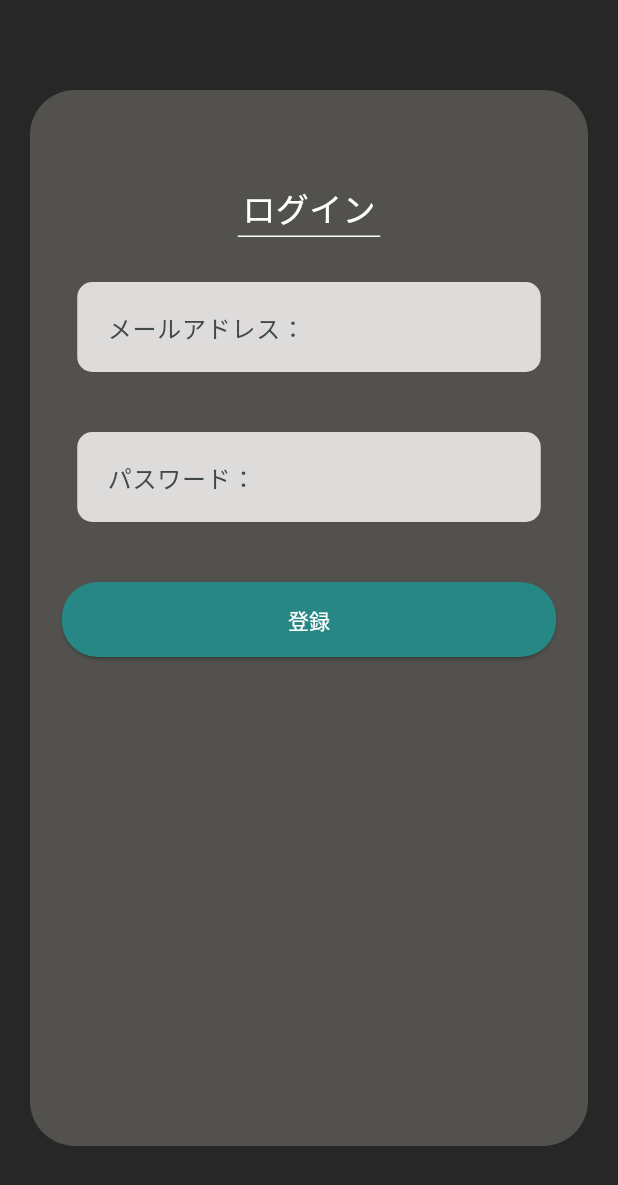
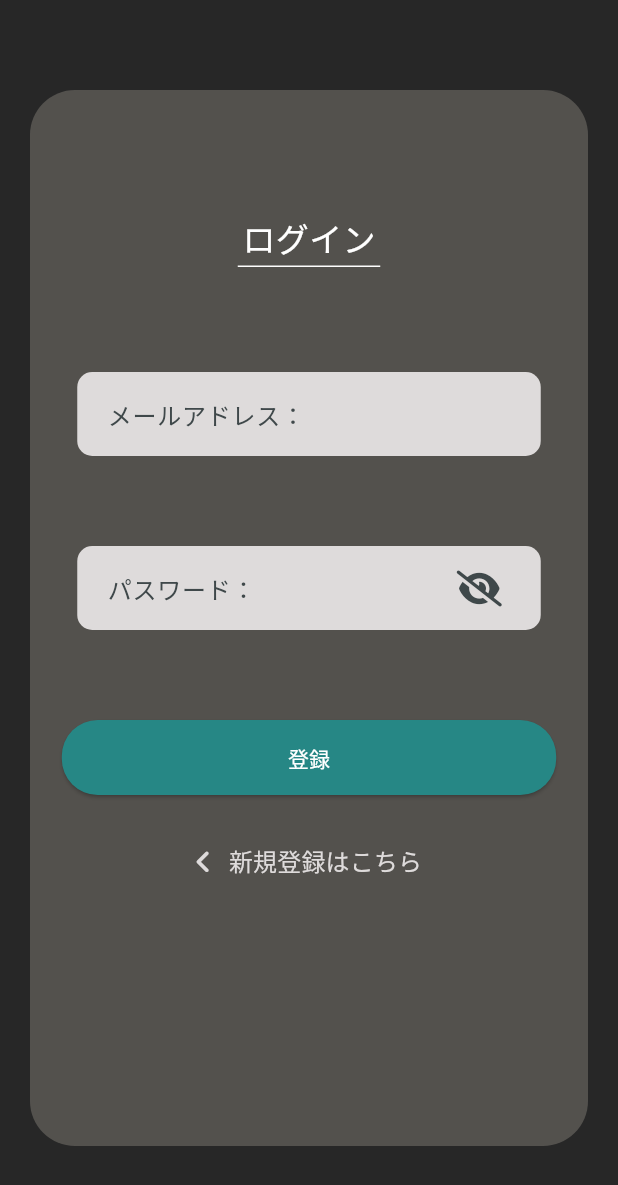
Before and after one commit to Fuuma0000/smart_handagote, a Flutter app: the SignInPage screen opened directly, on a phone screen of 412 x 824 dp. Shown: the top 1185 px of the screen. Run offline on Flutter 3.47's test engine with Material 2 defaults, Android fonts, the light colour scheme and no system bars; our stand-ins replace animated_notch_bottom_bar, cloud_firestore, firebase_auth, firebase_core, firebase_messaging, flutter_local_notifications and 2 more; accounts and stored records are empty.

Commit message:
[update]ログイン画面を修正

```diff
--- a/lib/main.dart
+++ b/lib/main.dart
@@ -43,6 +43,6 @@ class MyApp extends StatelessWidget {
         // home: const MyHomePage(),
         // home: const TestReservationPage(),
         // home: const NavBar(),
-        home: const SignUpPage());
+        home: const SignInPage());
   }
 }
--- a/lib/view/sign_in_page.dart
+++ b/lib/view/sign_in_page.dart
@@ -1,4 +1,6 @@
 import 'package:flutter/material.dart';
+import 'package:font_awesome_flutter/font_awesome_flutter.dart';
+import 'package:smart_handagote/view/sign_up_page.dart';
 
 import '../constant.dart';
 
@@ -12,6 +14,7 @@ class SignInPage extends StatefulWidget {
 class _SignInPageState extends State<SignInPage> {
   TextEditingController _emailController = TextEditingController();
   TextEditingController _passwordController = TextEditingController();
+  bool _showPassword = false;
 
   @override
   Widget build(BuildContext context) {
@@ -30,7 +33,7 @@ class _SignInPageState extends State<SignInPage> {
               child: Center(
                 child: Column(
                   children: [
-                    const SizedBox(height: 60),
+                    const SizedBox(height: 80),
                     Container(
                       margin: const EdgeInsets.only(bottom: 30.0),
                       padding: const EdgeInsets.all(3.0),
@@ -43,12 +46,13 @@ class _SignInPageState extends State<SignInPage> {
                             color: Colors.white,
                           )),
                     ),
+                    const SizedBox(height: 40),
                     // メールアドレス
-                    _inputWidget(_emailController, 'メールアドレス：'),
-                    const SizedBox(height: 40),
+                    _inputWidget(_emailController, 'メールアドレス：', false),
+                    const SizedBox(height: 60),
                     // パスワード
-                    _inputWidget(_passwordController, 'パスワード：'),
-                    const SizedBox(height: 40),
+                    _inputWidget(_passwordController, 'パスワード：', true),
+                    const SizedBox(height: 60),
                     // 登録ボタン
                     Container(
                       width: MediaQuery.of(context).size.width * 0.8,
@@ -59,12 +63,26 @@ class _SignInPageState extends State<SignInPage> {
                           shape: RoundedRectangleBorder(
                             borderRadius: BorderRadius.circular(24),
                           ),
-                          padding: EdgeInsets.symmetric(vertical: 15),
+                          padding: const EdgeInsets.symmetric(vertical: 15),
                         ),
                         child: const Text('登録',
                             style: TextStyle(color: Colors.white)),
                       ),
                     ),
+                    const SizedBox(height: 20),
+                    // 新規登録はこちら
+                    TextButton.icon(
+                        onPressed: () {
+                          Navigator.push(
+                              context,
+                              MaterialPageRoute(
+                                  builder: (context) => const SignUpPage()));
+                        },
+                        icon: const Icon(FontAwesomeIcons.angleLeft,
+                            color: Constant.lightGray),
+                        label: const Text('新規登録はこちら',
+                            style: TextStyle(
+                                color: Constant.lightGray, fontSize: 16))),
                   ],
                 ),
               ),
@@ -75,24 +93,35 @@ class _SignInPageState extends State<SignInPage> {
     );
   }
 
-  Widget _inputWidget(
-      TextEditingController textEditingController, String hintText) {
-    return Container(
+  Widget _inputWidget(TextEditingController textEditingController,
+      String hintText, bool isObscure) {
+    return SizedBox(
       width: MediaQuery.of(context).size.width * 0.75,
-      child: Expanded(
       child: Container(
         decoration: BoxDecoration(
           borderRadius: BorderRadius.circular(10),
           color: Constant.lightGray,
         ),
         child: Padding(
-            padding: const EdgeInsets.symmetric(horizontal: 20, vertical: 2),
+          padding: const EdgeInsets.symmetric(horizontal: 20),
           child: TextField(
+            obscureText: isObscure ? !_showPassword : false,
             controller: textEditingController,
             decoration: InputDecoration(
+              suffixIcon: isObscure
+                  ? IconButton(
+                      icon: Icon(_showPassword
+                          ? FontAwesomeIcons.solidEye
+                          : FontAwesomeIcons.solidEyeSlash),
+                      onPressed: () {
+                        setState(() {
+                          _showPassword = !_showPassword;
+                        });
+                      },
+                    )
+                  : null,
               labelText: hintText,
               border: InputBorder.none,
-              ),
             ),
           ),
         ),
```
Lines whose indentation alone changed are shown as unchanged.
